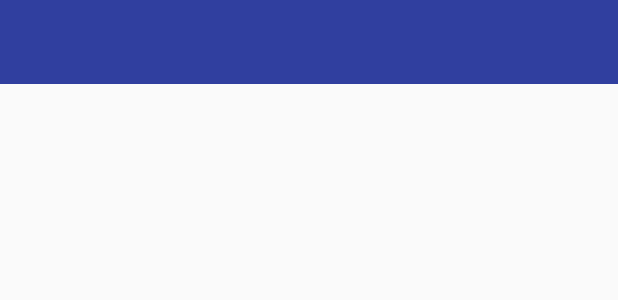
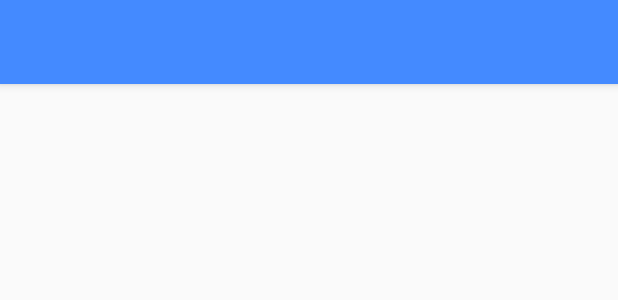
Before and after one commit to BogdanCC/SciNews, an Android app: the layout activity_main.xml on its own in the app's theme, with its tools: preview values and no code run, on a phone screen of 412 x 824 dp. Shown: the top 300 px of the screen. Run offline under Robolectric (Android 15) with nearby library versions, the phone set to English and light mode, and no system bars.

Commit message:
Add nav header and custom toolbar

```diff
--- a/app/src/main/res/layout/activity_main.xml
+++ b/app/src/main/res/layout/activity_main.xml
@@ -8,16 +8,32 @@
     tools:context=".MainActivity"
     android:fitsSystemWindows="true"
     android:id="@+id/drawer_layout">
-    <FrameLayout
+    <LinearLayout
         android:layout_width="match_parent"
         android:layout_height="match_parent"
-        android:id="@+id/content_frame" />
+        android:orientation="vertical">
+        <android.support.design.widget.AppBarLayout
+            android:layout_width="match_parent"
+            android:layout_height="wrap_content"
+            android:theme="@style/ThemeOverlay.AppCompat.Dark">
+            <android.support.v7.widget.Toolbar
+                android:id="@+id/nav_toolbar"
+                android:layout_width="match_parent"
+                android:layout_height="?attr/actionBarSize"
+                android:background="?attr/colorPrimary"
+                />
+        </android.support.design.widget.AppBarLayout>
+        <FrameLayout
+            android:layout_width="match_parent"
+            android:layout_height="match_parent"
+            android:id="@+id/content_frame"/>
+    </LinearLayout>
     <android.support.design.widget.NavigationView
         android:id="@+id/nav_view"
         android:layout_width="wrap_content"
         android:layout_height="match_parent"
         android:fitsSystemWindows="true"
         android:layout_gravity="start"
-        app:menu="@menu/drawer_view"/>
-
+        app:menu="@menu/drawer_view"
+        app:headerLayout="@layout/nav_header_layout"/>
 </android.support.v4.widget.DrawerLayout>
--- a/app/src/main/res/menu/drawer_view.xml
+++ b/app/src/main/res/menu/drawer_view.xml
@@ -1,9 +1,13 @@
 <?xml version="1.0" encoding="utf-8"?>
 <menu xmlns:android="http://schemas.android.com/apk/res/android">
     <group android:checkableBehavior="single">
-        <item android:id="@+id/nav_live_news"
-            android:title="Live news"/>
-        <item android:id="@+id/nav_featured_news"
-            android:title="Featured"/>
+       ><item
+            android:id="@+id/nav_live_news"
+            android:title="@string/live_news"
+            android:icon="@drawable/rss_feed"/>
+        <item
+            android:id="@+id/nav_featured_news"
+            android:title="@string/featured_news"
+            android:icon="@drawable/baseline_favorite_black"/>
     </group>
 </menu>
--- a/app/src/main/res/values/colors.xml
+++ b/app/src/main/res/values/colors.xml
@@ -1,6 +1,6 @@
 <?xml version="1.0" encoding="utf-8"?>
 <resources>
-    <color name="colorPrimary">#3F51B5</color>
-    <color name="colorPrimaryDark">#303F9F</color>
-    <color name="colorAccent">#FF4081</color>
+    <color name="colorPrimary">#448AFF</color>
+    <color name="colorPrimaryDark">#455A64</color>
+    <color name="colorAccent">#CFD8DC</color>
 </resources>
--- /dev/null
+++ b/app/src/main/res/values/dimen.xml
@@ -0,0 +1,4 @@
+<?xml version="1.0" encoding="utf-8"?>
+<resources>
+    <dimen name="nav_header_height">200dp</dimen>
+</resources>
--- a/app/src/main/res/values/strings.xml
+++ b/app/src/main/res/values/strings.xml
@@ -1,3 +1,7 @@
 <resources>
+    <!-- Application name -->
     <string name="app_name">Sci News</string>
+    <!-- Navigation Menu Strings -->
+    <string name="live_news">Live news</string>
+    <string name="featured_news">Featured</string>
 </resources>
--- a/app/src/main/res/values/styles.xml
+++ b/app/src/main/res/values/styles.xml
@@ -1,7 +1,7 @@
 <resources>
 
     <!-- Base application theme. -->
-    <style name="AppTheme" parent="Theme.AppCompat.Light.DarkActionBar">
+    <style name="AppTheme" parent="Theme.AppCompat.Light.NoActionBar">
         <!-- Customize your theme here. -->
         <item name="colorPrimary">@color/colorPrimary</item>
         <item name="colorPrimaryDark">@color/colorPrimaryDark</item>
```
Also changed, not shown: app/src/main/java/com/example/android/spacenews/LiveNewsFragment.java (+6 -10 lines), app/src/main/java/com/example/android/spacenews/MainActivity.java (+31 -8 lines), app/src/main/res/layout/nav_header_layout.xml (added, +16 -0 lines).
